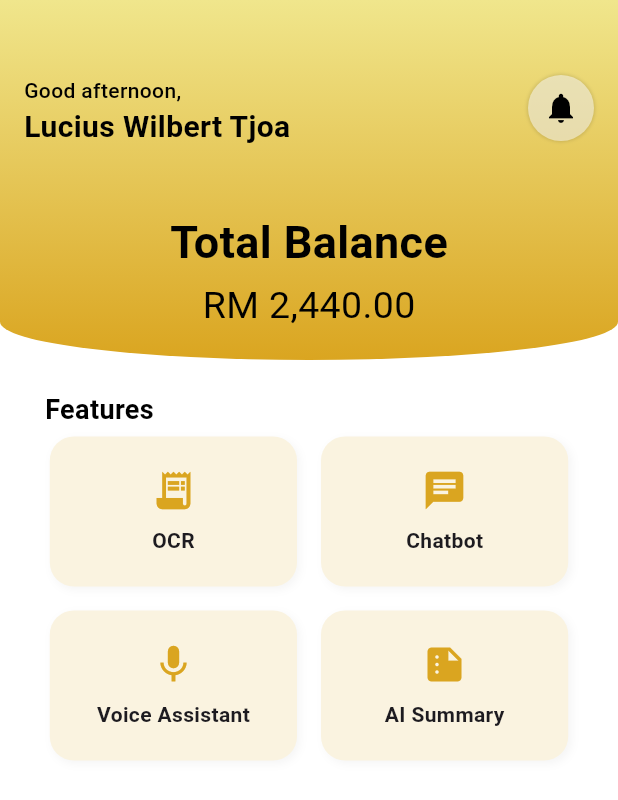
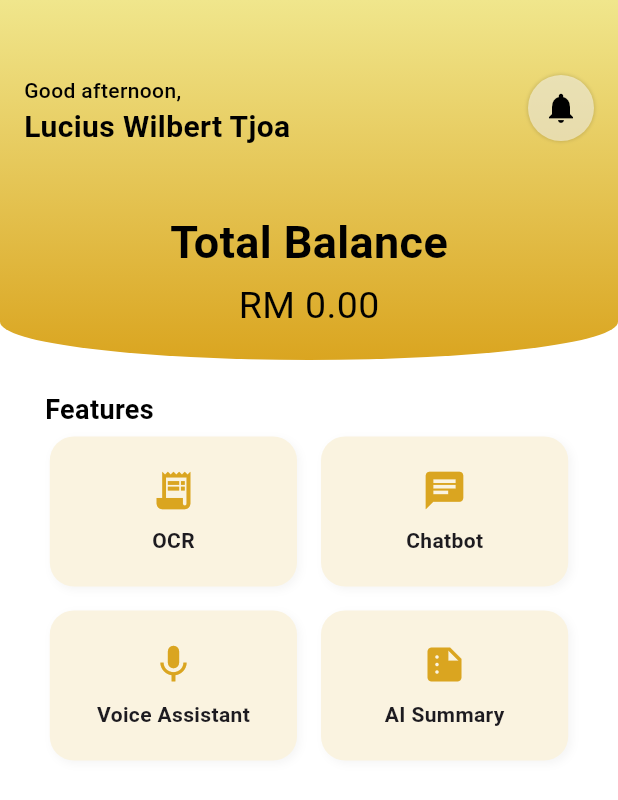
Before and after one commit to luciuswilbert/expenseApp, a Flutter app: the HomePage screen opened directly, on a phone screen of 412 x 824 dp. Shown: the top 800 px of the screen. Run offline on Flutter 3.47's test engine with Material 3 defaults, Android fonts, the phone set to English and light mode, and no system bars; our stand-ins replace carousel_slider, cloud_firestore, firebase_auth, firebase_core, firebase_storage, fl_chart and 5 more; accounts and stored records are empty.

Commit message:
Total Budget in Home Page

```diff
--- a/lib/pages/home/home_page.dart
+++ b/lib/pages/home/home_page.dart
@@ -1,6 +1,9 @@
 import 'package:flutter/material.dart';
 import 'package:expense_app_project/widgets/curved_bottom_container.dart';
 import 'package:expense_app_project/widgets/custom_notification.dart';
+import 'package:firebase_auth/firebase_auth.dart';
+import 'package:cloud_firestore/cloud_firestore.dart';
+
 
 class HomePage extends StatefulWidget {
   const HomePage({Key? key}) : super(key: key);
@@ -10,6 +13,32 @@ class HomePage extends StatefulWidget {
 }
 
 class _HomePageState extends State<HomePage> {
+
+  double? totalBudget;
+
+  @override
+  void initState() {
+    super.initState();
+    fetchBudget();
+  }
+
+  Future<void> fetchBudget() async {
+    final user = FirebaseAuth.instance.currentUser;
+    if (user != null) {
+      final docSnapshot = await FirebaseFirestore.instance
+          .collection('users')
+          .doc(user.email)
+          .get();
+
+      if (docSnapshot.exists) {
+        setState(() {
+          totalBudget = (docSnapshot.data()?['budget'] ?? 0).toDouble();
+        });
+      }
+    }
+  }
+
+
   @override
   Widget build(BuildContext context) {
     return Scaffold(
@@ -50,15 +79,15 @@ class _HomePageState extends State<HomePage> {
                   left: 0,
                   right: 0,
                   child: Column(
-                    children: const [
-                      Text(
+                    children: [
+                      const Text(
                         'Total Balance',
                         style: TextStyle(fontSize: 30, fontWeight: FontWeight.bold, color: Colors.black),
                       ),
-                      SizedBox(height: 3),
+                      const SizedBox(height: 3),
                       Text(
-                        'RM 2,440.00',
-                        style: TextStyle(fontSize: 25, color: Colors.black),
+                        totalBudget != null ? 'RM ${totalBudget!.toStringAsFixed(2)}' : 'Loading...',
+                        style: const TextStyle(fontSize: 25, color: Colors.black),
                       ),
                     ],
                   ),
```
Also changed, not shown: 4 other files.
